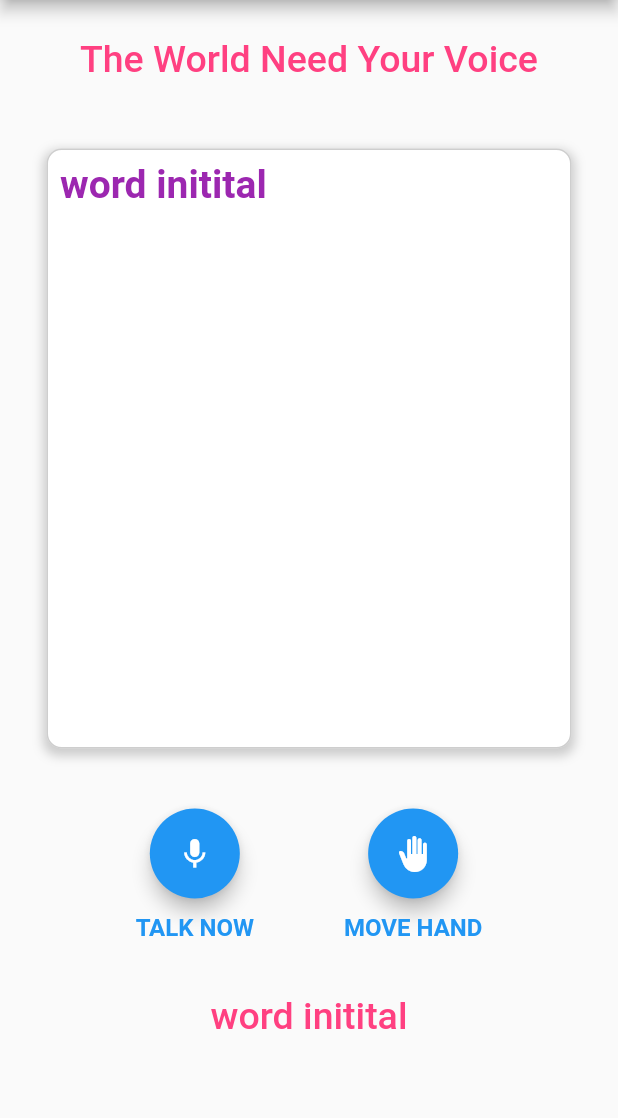
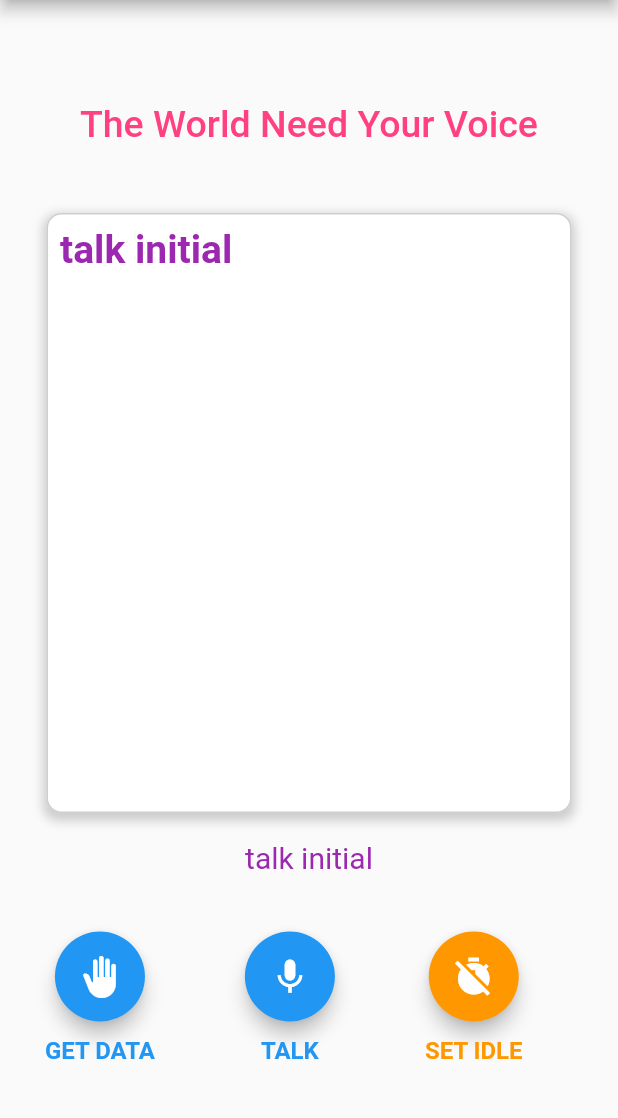
Before and after one commit to Thanoon12k/hand-moving-sensor, a Flutter app: the screen it shows after launch, on a phone screen of 412 x 824 dp, the part 84-1202 px from its top. Run offline on Flutter 3.47's test engine with Material 2 defaults, Android fonts, the phone set to English and light mode, and no system bars; our stand-ins replace flutter_tts, get, permission_handler, speech_to_text.

Commit message:
one home stylesh good and good states

```diff
--- a/lib/controller.dart
+++ b/lib/controller.dart
@@ -10,12 +10,7 @@ class EspManager extends GetxController {
   late Timer myTimer;
   Text2SpeechManager speakmanager = Text2SpeechManager();
   late Socket espsocket;
-  List<String> appstates = ['idle', 'getting_data', 'waiting_speak', 'talking'];
-  List<String> cccconectionstates = [
-    'not_connected',
-    'waiting_connect',
-    'connected'
-  ];
+
   RxString current_mode = "idle".obs;
   String? ipaddress;
   RxString connection_status = "not_connected".obs;
@@ -41,7 +36,7 @@ class EspManager extends GetxController {
 
   Future<void> ListernToEsp() async {
     try {
-      current_mode.value = "getting_data";
+      current_mode.value = "esp";
 
       if (connection_status.value != "connected") {
         current_mode.value = "idle";
@@ -55,11 +50,12 @@ class EspManager extends GetxController {
               throw Exception(['lisining exited to idle mode']);
             }
             String resp = String.fromCharCodes(data);
-            if (resp.length < 3) {
+            if (resp.length > 3) {
+              new_word.value = resp;
+
+              debugPrint("i got new data -$resp");
+            } else {
               debugPrint("Client data is to short -$resp");
-            } else {
-              new_word.value = resp;
-              debugPrint("i got new data -$resp");
             }
           },
           onError: (e) {
--- a/lib/homeok.dart
+++ b/lib/home.dart
@@ -1,8 +1,11 @@
+import 'package:flutter/foundation.dart';
 import 'package:flutter/material.dart';
 import 'package:get/get.dart';
 import 'package:wifi/controller.dart';
 import 'package:wifi/stt_controller.dart';
 import 'package:wifi/tts_controller.dart';
+import 'package:wifi/widgets/buttons.dart';
+import 'package:wifi/widgets/textContainers.dart';
 import 'package:wifi/wifi.dart';
 
 class HomeOk extends StatelessWidget {
@@ -34,56 +37,55 @@ class HomeOk extends StatelessWidget {
         body: Column(
           mainAxisAlignment: MainAxisAlignment.center,
           children: [
-            Obx(
-              () => ElevatedButton(
-                onPressed: () => sttcontroller.toggleLanguage(),
-                child: MyText(buttontext: sttcontroller.language.value),
-              ),
-            ),
+            const SizedBox(height: 25),
+            const TitleText(titletext: 'The World Need Your Voice'),
+            const SizedBox(height: 45),
+            Obx(() => kReleaseMode
+                ? AwsomeText(text: sttcontroller.talk_text.value)
+                : AwsomeText(
+                    text:
+                        "( conn: ${espcontroller.connection_status.value} )    (mode  : ${espcontroller.current_mode.value}    )   (talk: ${sttcontroller.talk_text.value})    ( espdata:${espcontroller.new_word.value} )")),
+            const SizedBox(height: 10),
             Obx(
               () => MyText(buttontext: sttcontroller.talk_text.value),
             ),
-            Obx(
-              () => MyText(buttontext: espcontroller.new_word.value),
-            ),
             Row(
               children: [
-                MyButton(
-                    buttontext: "GET DATA",
+                Obx(
+                  () => RoundButton(
+                      color: espcontroller.current_mode.value == "esp"
+                          ? Colors.orange
+                          : Colors.blue,
+                      icon: Icons.back_hand,
+                      text: "GET DATA",
                       controller: espcontroller,
                       ttscontroller: ttscontroller,
                       sttcontroller: sttcontroller),
-                MyButton(
-                    buttontext: 'SET IDLE',
+                ),
+                Obx(
+                  () => RoundButton(
+                      color: espcontroller.current_mode.value == "talking"
+                          ? Colors.orange
+                          : Colors.blue,
+                      icon: Icons.mic,
+                      text: 'TALK',
                       controller: espcontroller,
                       ttscontroller: ttscontroller,
                       sttcontroller: sttcontroller),
-                MyButton(
-                    buttontext: "TALK",
+                ),
+                Obx(
+                  () => RoundButton(
+                      color: espcontroller.current_mode.value == "idle"
+                          ? Colors.orange
+                          : Colors.blue,
+                      icon: Icons.timer_off,
+                      text: 'SET IDLE',
                       controller: espcontroller,
                       ttscontroller: ttscontroller,
                       sttcontroller: sttcontroller),
-                MyButton(
-                    buttontext: "LISTEN",
-                    controller: espcontroller,
-                    ttscontroller: ttscontroller,
-                    sttcontroller: sttcontroller),
+                ),
               ],
             ),
-            Obx(
-              () => MyText(
-                  buttontext: "mode ${espcontroller.current_mode.value}"),
-            ),
-            Obx(
-              () => MyText(
-                  buttontext:
-                      "espconniction ${espcontroller.connection_status.value}"),
-            ),
-            Obx(
-              () => espcontroller.current_mode.value == "waiting_speak"
-                  ? const CircularProgressIndicator()
-                  : Container(),
-            )
           ],
         ));
   }
--- a/lib/homeold.dart
+++ /dev/null
@@ -1,114 +0,0 @@
-import 'package:flutter/material.dart';
-import 'package:get/get.dart';
-import 'package:wifi/controller.dart';
-import 'package:wifi/stt_controller.dart';
-import 'package:wifi/tts_controller.dart';
-import 'package:wifi/widgets/google_mic.dart';
-import 'package:wifi/widgets/rounded_button.dart';
-import 'package:wifi/widgets/widgets.dart';
-import 'package:wifi/wifi.dart';
-
-class HomeOld extends StatelessWidget {
-  EspManager espcontroller = Get.put(EspManager());
-  Text2SpeechManager ttscontroller = Get.put(Text2SpeechManager());
-  Speech2TextManager sttcontroller = Get.put(Speech2TextManager());
-  var buttontext = "new";
-
-  HomeOld({super.key});
-  @override
-  Widget build(BuildContext context) {
-    return Scaffold(
-      appBar: AppBar(
-        leading: IconButton(
-            icon: const Icon(
-              Icons.wifi,
-              color: Colors.white,
-              size: 30,
-            ),
-            onPressed: () {
-              espcontroller.current_mode.value = "idle";
-              Get.to(() => WIFISCREEN());
-            }),
-        title: const Text(
-          'REACH TO ALL',
-          style: TextStyle(color: Colors.white, fontSize: 24),
-        ),
-      ),
-      body: Column(children: [
-        const SizedBox(height: 25),
-        Container(
-          padding: const EdgeInsets.symmetric(horizontal: 25),
-          alignment: Alignment.topCenter,
-          child: const Text(
-            'The World Need Your Voice',
-            style: TextStyle(
-              fontSize: 25,
-              color: Colors.pinkAccent,
-              fontWeight: FontWeight.w500,
-            ),
-          ),
-        ),
-        const SizedBox(height: 45),
-        Container(
-          width: 350,
-          height: 400,
-          decoration: BoxDecoration(
-            color: Colors.white,
-            borderRadius: BorderRadius.circular(10.0),
-            boxShadow: [
-              BoxShadow(
-                color: Colors.grey.withOpacity(0.5),
-                spreadRadius: 2,
-                blurRadius: 5,
-                offset: Offset(0, 3), // changes position of shadow
-              ),
-            ],
-            border: Border.all(
-              color: Colors.grey.withOpacity(0.5),
-              width: 1.0,
-            ),
-          ),
-          child: Padding(
-            padding: const EdgeInsets.all(8.0),
-            child: Obx(
-              () => Text(
-                espcontroller.new_word.value,
-                style: const TextStyle(
-                  fontSize: 26,
-                  color: Colors.purple,
-                  fontWeight: FontWeight.w700,
-                  decorationColor: Colors.purple,
-                  decorationThickness: 2,
-                ),
-              ),
-            ),
-          ),
-        ),
-        const SizedBox(height: 10),
-        Row(
-          mainAxisAlignment: MainAxisAlignment.center,
-          children: [
-            RoundButton(
-              icon: Icons.mic,
-              text: "TALK NOW",
-              controller: espcontroller,
-              sttcontroller: sttcontroller,
-              ttscontroller: ttscontroller,
-            ),
-            RoundButton(
-              icon: Icons.back_hand,
-              text: "MOVE HAND",
-              controller: espcontroller,
-              sttcontroller: sttcontroller,
-              ttscontroller: ttscontroller,
-            ),
-          ],
-        ),
-        const SizedBox(
-          height: 20,
-        ),
-        TextContainer(text: espcontroller.new_word.value),
-      ]),
-    );
-  }
-}
--- a/lib/main.dart
+++ b/lib/main.dart
@@ -1,7 +1,6 @@
 import 'package:flutter/material.dart';
 import 'package:get/get.dart';
-import 'HomeOld.dart';
-import 'homeok.dart';
+import 'home.dart';
 
 void main() {
   runApp(const MyApp());
@@ -17,7 +16,7 @@ class MyApp extends StatelessWidget {
       theme: ThemeData(
         primarySwatch: Colors.lightBlue,
       ),
-      home: HomeOld(),
+      home: HomeOk(),
     );
   }
 }
--- a/lib/stt_controller.dart
+++ b/lib/stt_controller.dart
@@ -9,13 +9,13 @@ class Speech2TextManager extends GetxController {
   String _lang_id = "العربية";
   RxString talk_text = "talk initial".obs;
   RxBool is_listining = false.obs;
-  RxBool is_pressed = false.obs;
+  RxBool is_pressed_now = false.obs;
 
   void stt_init() {
     stt.initialize(
       onError: (e) {
         is_listining = false.obs;
-        debugPrint("talk to text failed  -$e");
+        debugPrint("talk to text not inite  -$e");
       },
     );
   }
@@ -24,6 +24,7 @@ class Speech2TextManager extends GetxController {
     try {
       if (stt.isAvailable) {
         await stt.listen(
+
           onResult: (result) {
             is_listining.value = true;
             talk_text.value = result.recognizedWords;
--- /dev/null
+++ b/lib/widgets/buttons.dart
@@ -0,0 +1,88 @@
+import 'package:flutter/material.dart';
+
+import '../controller.dart';
+import '../stt_controller.dart';
+import '../tts_controller.dart';
+
+class RoundButton extends StatelessWidget {
+  final IconData icon;
+  final Color color;
+  final String text;
+  final EspManager controller;
+  final Text2SpeechManager ttscontroller;
+  final Speech2TextManager sttcontroller;
+
+  RoundButton({
+    required this.icon,
+    required this.color,
+    required this.text,
+    required this.controller,
+    required this.ttscontroller,
+    required this.sttcontroller,
+  });
+
+  void _talkPress() async {
+    controller.current_mode.value = "waiting_speak";
+    await sttcontroller.StartListining();
+    controller.current_mode.value = "talking";
+  }
+
+  void _idlePress() {
+    controller.current_mode.value = "idle";
+  }
+
+  void _getdataPress() async {
+    controller.current_mode.value = "esp";
+
+    if (controller.connection_status.value == "connected") {
+      await ttscontroller.speak(controller.new_word.value);
+      await controller.ListernToEsp();
+
+      controller.current_mode.value = "esp";
+    }
+  }
+
+  @override
+  Widget build(BuildContext context) {
+    return Container(
+        padding: const EdgeInsets.fromLTRB(30, 30, 30, 15),
+        child: Column(
+          children: [
+            SizedBox(
+              width: 60,
+              height: 60,
+              child: ElevatedButton(
+                onPressed: () async {
+                  if (text == "GET DATA") {
+                    _getdataPress();
+                  } else if (text == "TALK") {
+                    _talkPress();
+                  } else if (text == "SET IDLE") {
+                    _idlePress();
+                  }
+                },
+                style: ElevatedButton.styleFrom(
+                  shape: const CircleBorder(),
+                  backgroundColor: color,
+                  elevation: 5,
+                ),
+                child: Icon(
+                  icon,
+                  size: 28,
+                  color: Colors.white,
+                ),
+              ),
+            ),
+            const SizedBox(height: 10),
+            Text(
+              text,
+              style: TextStyle(
+                color: color,
+                fontSize: 16,
+                fontWeight: FontWeight.bold,
+              ),
+            ),
+          ],
+        ));
+  }
+}
--- a/lib/widgets/rounded_button.dart
+++ /dev/null
@@ -1,74 +0,0 @@
-import 'package:flutter/material.dart';
-
-import '../controller.dart';
-import '../stt_controller.dart';
-import '../tts_controller.dart';
-
-class RoundButton extends StatelessWidget {
-  final IconData icon;
-  final String text;
-  final EspManager controller;
-  final Text2SpeechManager ttscontroller;
-  final Speech2TextManager sttcontroller;
-
-  RoundButton({
-    required this.icon,
-    required this.text,
-    required this.controller,
-    required this.ttscontroller,
-    required this.sttcontroller,
-  });
-
-  void _onTap() {
-    debugPrint("tap ");
-  }
-
-  void _onLongPressend(LongPressEndDetails detail) {
-    debugPrint("long press end ");
-  }
-
-  void _longPressStart(LongPressStartDetails detail) {
-    debugPrint("long press start ");
-  }
-
-  @override
-  Widget build(BuildContext context) {
-    return Container(
-        padding: const EdgeInsets.fromLTRB(30, 30, 30, 15),
-        child: Column(
-          children: [
-            SizedBox(
-              width: 60,
-              height: 60,
-              child: GestureDetector(
-                onTap: _onTap,
-                onLongPressStart: _longPressStart,
-                onLongPressEnd: _onLongPressend,
-                child: ElevatedButton(
-                  onPressed: () {},
-                  style: ElevatedButton.styleFrom(
-                    shape: const CircleBorder(),
-                    backgroundColor: Colors.blue,
-                    elevation: 5,
-                  ),
-                  child: Icon(
-                    icon,
-                    size: 24,
-                    color: Colors.white,
-                  ),
-                ),
-              ),
-            ),
-            const SizedBox(height: 10),
-            Text(
-              text,
-              style: const TextStyle(
-                color: Colors.blue,
-                fontSize: 16,
-                fontWeight: FontWeight.bold,
-              ),
-            ),
-          ],
-        ));
-  }
-}
--- /dev/null
+++ b/lib/widgets/textContainers.dart
@@ -0,0 +1,73 @@
+import 'package:flutter/material.dart';
+import 'package:get/get.dart';
+
+class AwsomeText extends StatelessWidget {
+  const AwsomeText({
+    super.key,
+    required this.text,
+  });
+
+  final String text;
+
+  @override
+  Widget build(BuildContext context) {
+    return Container(
+      width: 350,
+      height: 400,
+      decoration: BoxDecoration(
+        color: Colors.white,
+        borderRadius: BorderRadius.circular(10.0),
+        boxShadow: [
+          BoxShadow(
+            color: Colors.grey.withOpacity(0.5),
+            spreadRadius: 2,
+            blurRadius: 5,
+            offset: const Offset(0, 3), // changes position of shadow
+          ),
+        ],
+        border: Border.all(
+          color: Colors.grey.withOpacity(0.5),
+          width: 1.0,
+        ),
+      ),
+      child: Padding(
+        padding: const EdgeInsets.all(8.0),
+        child: Text(
+            text,
+            style: const TextStyle(
+              fontSize: 26,
+              color: Colors.purple,
+              fontWeight: FontWeight.w700,
+              decorationColor: Colors.purple,
+              decorationThickness: 2,
+            ),
+          ),
+        ),
+
+    );
+  }
+}
+
+class TitleText extends StatelessWidget {
+  final String titletext;
+  const TitleText({
+    required this.titletext,
+    super.key,
+  });
+
+  @override
+  Widget build(BuildContext context) {
+    return Container(
+      padding: const EdgeInsets.symmetric(horizontal: 25),
+      alignment: Alignment.topCenter,
+      child: Text(
+        titletext,
+        style: const TextStyle(
+          fontSize: 25,
+          color: Colors.pinkAccent,
+          fontWeight: FontWeight.w500,
+        ),
+      ),
+    );
+  }
+}
```
Also changed, not shown: lib/tts_controller.dart (+1 -7 lines), lib/wifi.dart (+6 -4 lines). Lines whose indentation alone changed are shown as unchanged.
